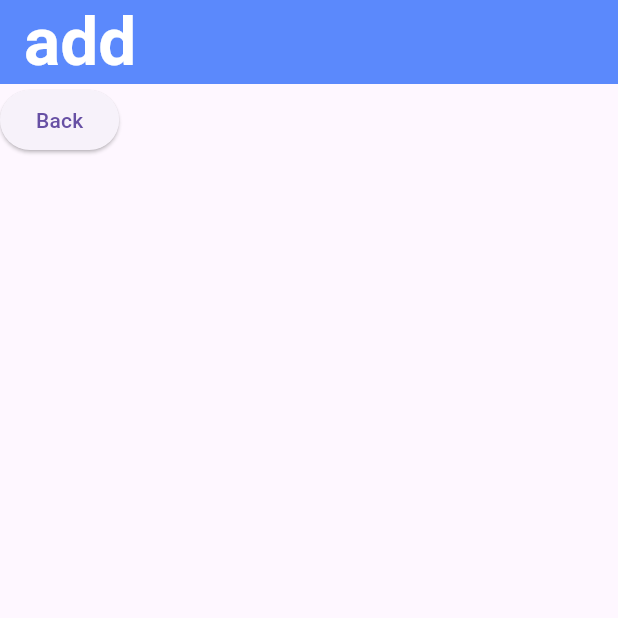
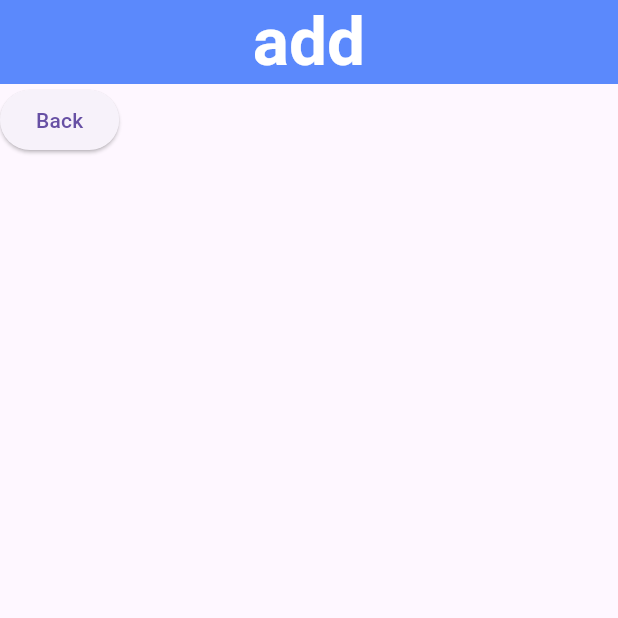
Before and after one commit to yujinkim1/megi-flutter, a Flutter app: the screen it shows after launch, after a tap on the "add" icon, on a phone screen of 412 x 824 dp, the top half of it. Run offline on Flutter 3.47's test engine with Material 2 defaults, Android fonts, the phone set to English and light mode, and no system bars.

Commit message:
refactor: Theme data properties

```diff
--- a/lib/main.dart
+++ b/lib/main.dart
@@ -1,4 +1,5 @@
 import 'package:flutter/material.dart';
+import 'package:megi/widgets/styles.dart';
 import './screens/home.dart';
 
 void main() {
@@ -12,10 +13,13 @@ class MyApp extends StatelessWidget {
     return MaterialApp(
         title: 'megi',
         theme: ThemeData(
-          //MARK: USE MATERIAL3
+          //MARK: 1-USE MATERIAL3
           useMaterial3: true,
+          //MARK: 2-DEFINED TARGET PLATFORM
+          platform: TargetPlatform.iOS,
+          errorColor: Palette.error,
         ),
-        //MARK: -REMOVE DEBUG LABEL
+        //MARK: 3-REMOVE DEBUG LABEL
         debugShowCheckedModeBanner: false,
         home: HomeScreen());
   }
--- a/lib/widgets/styles.dart
+++ b/lib/widgets/styles.dart
@@ -3,6 +3,7 @@ import 'package:flutter/material.dart';
 //MARK: -APPBAR
 class Palette {
   static const backgroundColor = Color(0xff5b89fc);
+  static const error = Colors.redAccent;
 }
 
 const TextStyle AppBarTitle =
```
